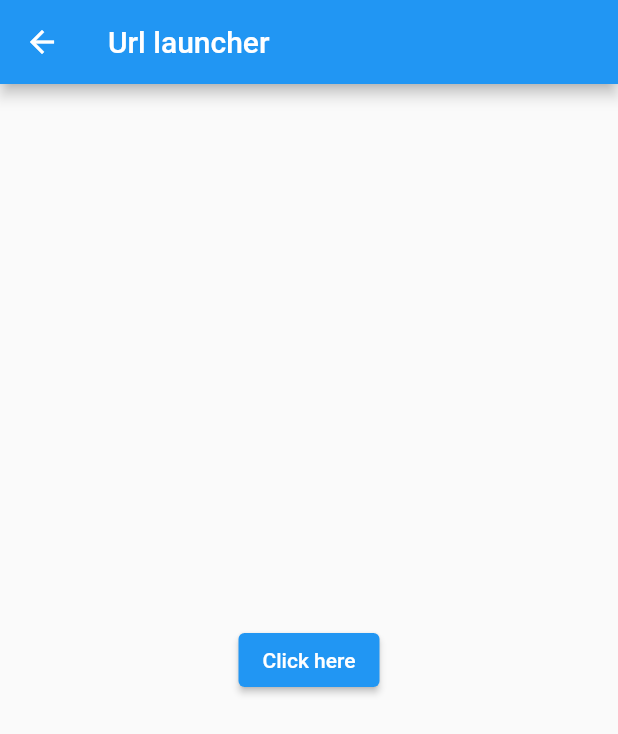
After one commit to KanishkaMK/flutter-sprint6-SyncFusion-and-Url-LauncherDemoApp, a Flutter app: the screen it shows after launch, after a tap on "Url launcher", on a phone screen of 412 x 824 dp. The commit adds this screen. Shown: the top 734 px of the screen. Run offline on Flutter 3.47's test engine with Material 2 defaults, Android fonts, the phone set to English and light mode, and no system bars; our stand-ins replace syncfusion_flutter_calendar, syncfusion_flutter_charts; missing offline and left inert: syncfusion_flutter_barcodes, syncfusion_flutter_pdfviewer.

Commit message:
added url launcher module

```diff
--- a/synfusiondemoapp/lib/home_page.dart/home_page.dart
+++ b/synfusiondemoapp/lib/home_page.dart/home_page.dart
@@ -1,4 +1,5 @@
 import 'package:flutter/material.dart';
+import 'package:synfusiondemoapp/url_page.dart';
 
 class HomePage extends StatelessWidget {
   const HomePage({super.key});
@@ -32,8 +33,14 @@ class HomePage extends StatelessWidget {
 
           },
           child: Text('Chart')),
+          TextButton(onPressed: () {
+            Navigator.push(context, MaterialPageRoute(builder: (context) => UrlPage(),));
+          }, child: Text('Url launcher'))
         ],
+
       ),
+
+
     );
   }
 }
--- a/synfusiondemoapp/lib/main.dart
+++ b/synfusiondemoapp/lib/main.dart
@@ -7,6 +7,7 @@ import 'package:synfusiondemoapp/chart.dart';
 import 'package:synfusiondemoapp/demoitems.dart';
 import 'package:synfusiondemoapp/pdfviewer.dart';
 import 'package:synfusiondemoapp/qrcode.dart';
+import 'package:synfusiondemoapp/url_page.dart';
 
 void main() {
   runApp(const MyApp());
@@ -58,6 +59,10 @@ class SynfusionDemo extends StatelessWidget {
               listTitle: 'Chart',
               demoRoute: ChartDemo(),
             ),
+
+             TextButton(onPressed: () {
+            Navigator.push(context, MaterialPageRoute(builder: (context) => UrlPage(),));
+          }, child: Text('Url launcher'))
           ],
         ));
   }
--- /dev/null
+++ b/synfusiondemoapp/lib/url_page.dart
@@ -0,0 +1,26 @@
+import 'package:flutter/material.dart';
+import 'package:url_launcher/url_launcher.dart';
+
+class UrlPage extends StatelessWidget {
+  UrlPage({super.key});
+  String _url = 'https://www.simplilearn.com/image-processing-article';
+
+  @override
+  Widget build(BuildContext context) {
+    return Scaffold(
+      appBar: AppBar(
+        title: Text('Url launcher'),
+      ),
+      body: Center(
+          child: ElevatedButton(
+              onPressed: () {
+                urlLauncher();
+              },
+              child: Text('Click here'))),
+    );
+  }
+
+  void urlLauncher() async {
+    if (!await launch(_url)) throw 'Could not launch $_url';
+  }
+}
--- a/synfusiondemoapp/pubspec.yaml
+++ b/synfusiondemoapp/pubspec.yaml
@@ -40,6 +40,7 @@ dependencies:
   syncfusion_flutter_pdfviewer: ^22.2.12
   syncfusion_flutter_charts: ^22.2.12
   get: ^4.6.6
+  url_launcher: ^6.1.14
 
 dev_dependencies:
   flutter_test:
```
Also changed, not shown: synfusiondemoapp/pubspec.lock.
